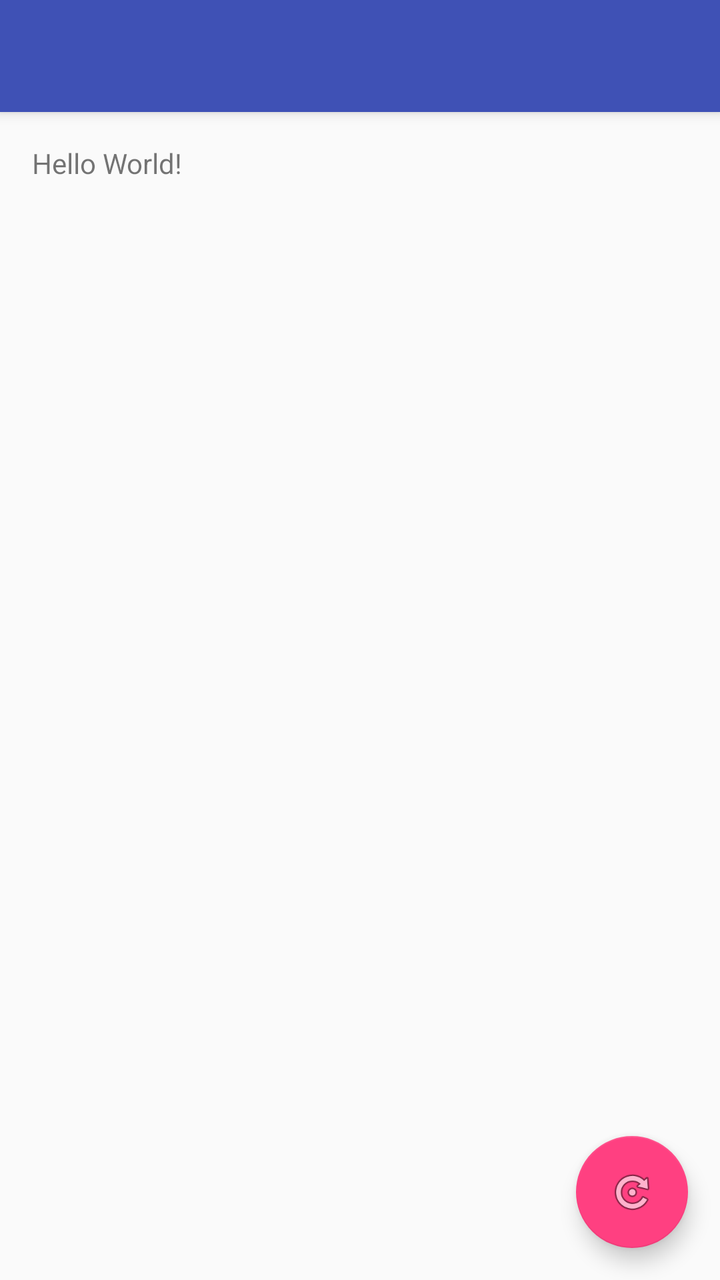
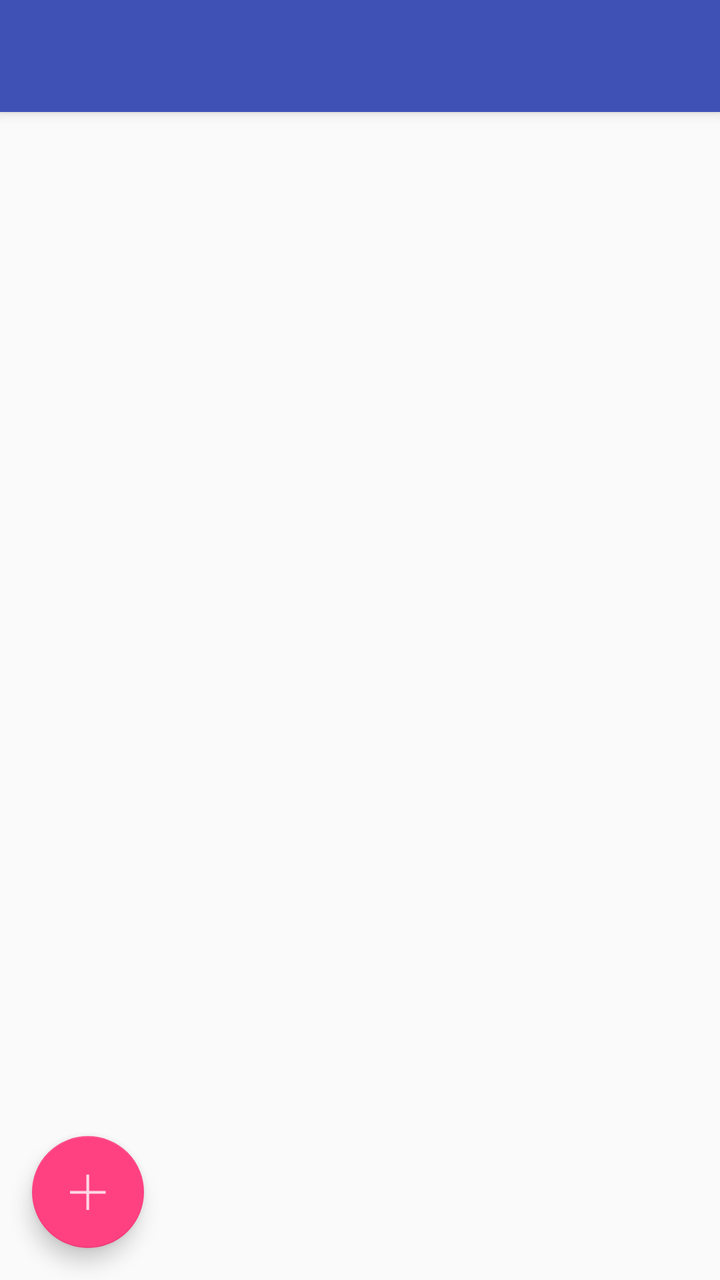

Compare the two renders of this Android layout. The source of the first and the diff that turns it into the second are given below.
<!-- AndroidManifest.xml: activity theme AppTheme.NoActionBar -->
<!-- res/layout/activity_main.xml -->
<?xml version="1.0" encoding="utf-8"?>
<android.support.design.widget.CoordinatorLayout xmlns:android="http://schemas.android.com/apk/res/android"
    xmlns:app="http://schemas.android.com/apk/res-auto"
    xmlns:tools="http://schemas.android.com/tools"
    android:layout_width="match_parent"
    android:layout_height="match_parent"
    android:fitsSystemWindows="true"
    tools:context=".activities.MainActivity">

    <android.support.design.widget.AppBarLayout
        android:layout_width="match_parent"
        android:layout_height="wrap_content"
        android:theme="@style/AppTheme.AppBarOverlay">

        <android.support.v7.widget.Toolbar
            android:id="@+id/toolbar"
            android:layout_width="match_parent"
            android:layout_height="?attr/actionBarSize"
            android:background="?attr/colorPrimary"
            app:popupTheme="@style/AppTheme.PopupOverlay" />

    </android.support.design.widget.AppBarLayout>

    <include layout="@layout/content_main" />

    <android.support.design.widget.FloatingActionButton
        android:id="@+id/fab"
        android:layout_width="wrap_content"
        android:layout_height="wrap_content"
        android:layout_gravity="bottom|end"
        android:layout_margin="@dimen/fab_margin"
        android:src="@android:drawable/ic_menu_rotate" />

</android.support.design.widget.CoordinatorLayout>
<!-- res/layout/content_main.xml (included above) -->
<?xml version="1.0" encoding="utf-8"?>
<RelativeLayout xmlns:android="http://schemas.android.com/apk/res/android"
    xmlns:app="http://schemas.android.com/apk/res-auto"
    xmlns:tools="http://schemas.android.com/tools"
    android:layout_width="match_parent"
    android:layout_height="match_parent"
    android:paddingBottom="@dimen/activity_vertical_margin"
    android:paddingLeft="@dimen/activity_horizontal_margin"
    android:paddingRight="@dimen/activity_horizontal_margin"
    android:paddingTop="@dimen/activity_vertical_margin"
    app:layout_behavior="@string/appbar_scrolling_view_behavior"
    tools:context=".activities.MainActivity"
    tools:showIn="@layout/activity_main">

    <TextView
        android:id="@+id/id_textview"
        android:layout_width="wrap_content"
        android:layout_height="wrap_content"
        android:text="Hello World!" />
</RelativeLayout>
<!-- resources referenced by this layout -->
<resources>
  <dimen name="activity_horizontal_margin">16dp</dimen>
  <dimen name="activity_vertical_margin">16dp</dimen>
  <dimen name="fab_margin">16dp</dimen>
  <style name="AppTheme.AppBarOverlay" parent="ThemeOverlay.AppCompat.Dark.ActionBar" />
  <style name="AppTheme.PopupOverlay" parent="ThemeOverlay.AppCompat.Light" />
  <style name="AppTheme.NoActionBar">
          <item name="windowActionBar">false</item>
          <item name="windowNoTitle">true</item>
      </style>
</resources>

<!-- the commit's change to res/layout/activity_main.xml (unified diff, before → after) -->
@@ -27,9 +27,9 @@
         android:id="@+id/fab"
         android:layout_width="wrap_content"
         android:layout_height="wrap_content"
-        android:layout_gravity="bottom|end"
+        android:layout_gravity="bottom"
         android:layout_margin="@dimen/fab_margin"
-        android:src="@android:drawable/ic_menu_rotate" />
+        android:src="@drawable/ic_plus" />
 
 </android.support.design.widget.CoordinatorLayout>
 <!-- res/layout/content_main.xml (included above) -->
@@ -47,9 +47,15 @@
     tools:context=".activities.MainActivity"
     tools:showIn="@layout/activity_main">
 
+    <ListView
+        android:id="@+id/list"
+        android:layout_width="match_parent"
+        android:layout_height="match_parent"></ListView>
+
     <TextView
-        android:id="@+id/id_textview"
+        android:id="@+id/empty"
         android:layout_width="wrap_content"
         android:layout_height="wrap_content"
-        android:text="Hello World!" />
+        android:text="Please set 'Storage Path' in Settings"
+        android:visibility="gone" />
 </RelativeLayout>
<!-- resource entries referenced after the edit -->
@@ -3,6 +3,7 @@
   <dimen name="activity_horizontal_margin">16dp</dimen>
   <dimen name="activity_vertical_margin">16dp</dimen>
   <dimen name="fab_margin">16dp</dimen>
+  <!-- drawable ic_plus: png bitmap (drawable-hdpi, 206 bytes) -->
   <style name="AppTheme.AppBarOverlay" parent="ThemeOverlay.AppCompat.Dark.ActionBar" />
   <style name="AppTheme.PopupOverlay" parent="ThemeOverlay.AppCompat.Light" />
   <style name="AppTheme.NoActionBar">
